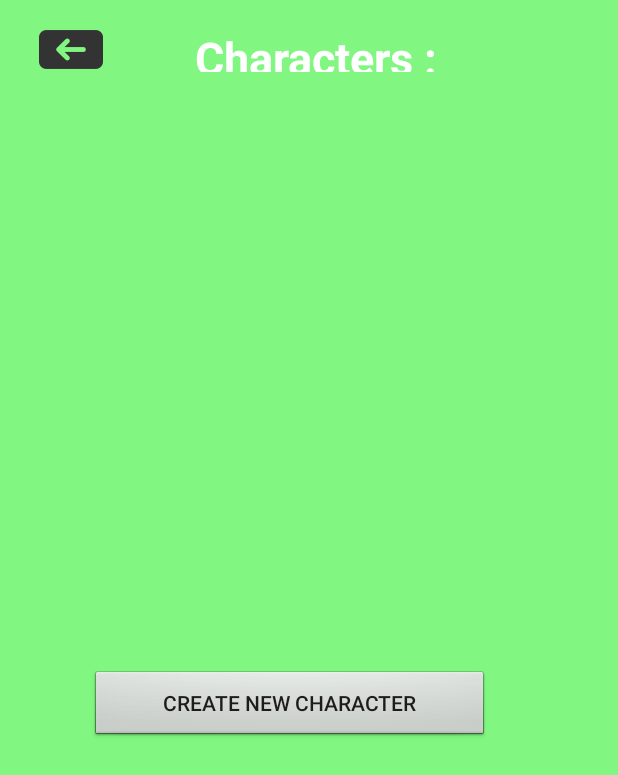
After one commit to WKnight02/RPG_Sheet, an Android app: the layout characters_view.xml on its own in the app's theme, with its tools: preview values and no code run, on a phone screen of 412 x 824 dp. The commit adds this screen. Shown: the top 775 px of the screen. Run offline under Robolectric (Android 15) with nearby library versions, the phone set to English and light mode, and no system bars.

Commit message:
Vue Characters (à tester) (bouton creer character non fonctionnel)

```diff
--- /dev/null
+++ b/app/src/main/res/layout/characters_view.xml
@@ -0,0 +1,76 @@
+<?xml version="1.0" encoding="utf-8"?>
+<LinearLayout
+    xmlns:android="http://schemas.android.com/apk/res/android"
+    xmlns:tools="http://schemas.android.com/tools"
+    android:orientation="vertical"
+    android:layout_width="match_parent"
+    android:layout_height="match_parent"
+    android:weightSum="1"
+    android:background="#81F781"
+    tools:ignore="ExtraText"><![CDATA[>
+
+    ]]>
+
+    <LinearLayout
+        android:orientation="horizontal"
+        android:layout_width="match_parent"
+        android:layout_height="wrap_content">
+
+        <ImageButton
+            android:layout_width="52dp"
+            android:layout_height="match_parent"
+            android:id="@+id/imageButton2"
+            android:layout_weight="0.19"
+            android:layout_marginLeft="10dp"
+            android:layout_marginRight="45dp"
+            tools:ignore="RtlHardcoded"
+            android:contentDescription="@string/returnButton"
+            android:layout_marginTop="5dp"
+            android:onClick="Return (CharactersView)"
+            android:src="@mipmap/return_button"
+            android:background="@drawable/abc_item_background_holo_light" />
+
+        <TextView
+            android:text="@string/characters"
+            android:layout_width="wrap_content"
+            android:layout_height="35dp"
+            android:id="@+id/textView"
+            android:textColor="@android:color/white"
+            android:textSize="30sp"
+            android:textStyle="normal|bold"
+            android:textAlignment="center"
+            android:layout_gravity="center"
+            android:layout_marginTop="15dp"
+            android:layout_marginBottom="10dp"
+            android:layout_weight="1"
+            android:paddingBottom="5dp" />
+    </LinearLayout>
+
+    <LinearLayout
+        android:orientation="vertical"
+        android:layout_width="match_parent"
+        android:layout_height="366dp">
+
+        <ListView
+            android:layout_width="346dp"
+            android:layout_height="353dp"
+            android:id="@+id/CharactersList"
+            android:layout_marginLeft="20dp"
+            android:layout_marginTop="10dp"
+            tools:ignore="RtlHardcoded" />
+
+    </LinearLayout>
+
+    <Button
+        android:text="@string/create_new_character"
+        android:layout_width="266dp"
+        android:layout_height="wrap_content"
+        android:id="@+id/button"
+        android:background="@android:drawable/btn_default"
+        android:gravity="center"
+        android:textAlignment="gravity"
+        android:layout_marginTop="20dp"
+        android:layout_marginLeft="60dp"
+        tools:ignore="RtlHardcoded" />
+
+</LinearLayout>
--- a/app/src/main/res/values/strings.xml
+++ b/app/src/main/res/values/strings.xml
@@ -8,5 +8,8 @@
     <string name="player">Player</string>
     <string name="rpg_sheet">RPG Sheet</string>
     <string name="title">Title</string>
+    <string name="characters">Characters :</string>
+    <string name="create_new_character">Create new Character</string>
+    <string name="returnButton" />
 
 </resources>
```
Also changed, not shown: app/src/main/java/org/uqac/android/projet/rpgsheet/View/CharactersView.java (+13 -7 lines), app/src/main/res/layout/character_view.xml (+3 -42 lines), app/src/main/res/mipmap-hdpi/return_button.png (added), app/src/main/res/mipmap-mdpi/return_button.png (added), app/src/main/res/mipmap-xhdpi/return_button.png (added), app/src/main/res/mipmap-xxhdpi/return_button.png (added), app/src/main/res/mipmap-xxxhdpi/return_button.png (added), app/src/main/return-button-web.png (added), app/src/main/return_button-web.png (added).
